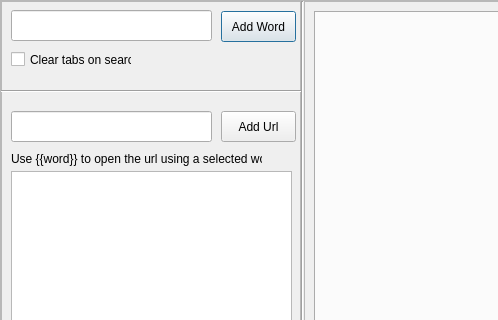
Above: web.ui from raphaelkieling/addon-anki-qq-search before the change; both pictures show x 0 to 498 and y 0 to 320 of the 1322 by 794 pixel window. Below: the same form after it.
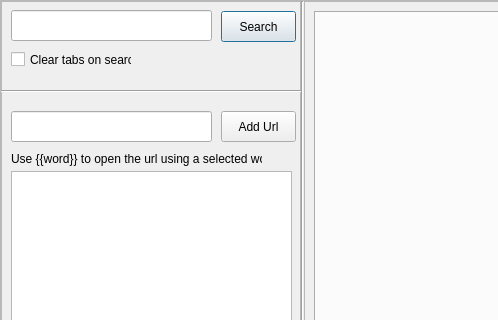
That is the form after the change.

Diff of the .ui file:
```diff
--- a/web.ui
+++ b/web.ui
@@ -115,7 +115,7 @@
             </rect>
            </property>
            <property name="text">
-            <string>Add Word</string>
+            <string>Search</string>
            </property>
           </widget>
           <widget class="Line" name="line_2">
```
